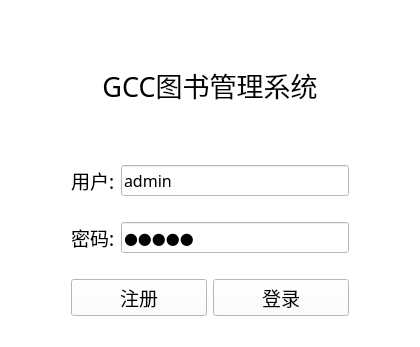
The window that ui/login_window.ui (FortunateRui/BUPTLibraryManagementSystem) describes before a commit, drawn with Qt 5.
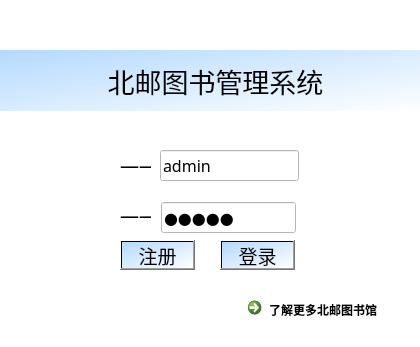
The same window after the commit. Icons and pictures are not drawn.

```diff
--- a/ui/login_window.ui
+++ b/ui/login_window.ui
@@ -16,81 +16,30 @@
   <property name="styleSheet">
    <string notr="true">background-color: rgb(255, 255, 255);</string>
   </property>
-  <layout class="QGridLayout" name="gridLayout">
-   <item row="4" column="1">
-    <spacer name="verticalSpacer">
-     <property name="orientation">
-      <enum>Qt::Vertical</enum>
-     </property>
-     <property name="sizeType">
-      <enum>QSizePolicy::Fixed</enum>
-     </property>
-     <property name="sizeHint" stdset="0">
-      <size>
-       <width>20</width>
-       <height>20</height>
-      </size>
-     </property>
-    </spacer>
-   </item>
-   <item row="3" column="0">
-    <spacer name="horizontalSpacer">
-     <property name="orientation">
-      <enum>Qt::Horizontal</enum>
-     </property>
-     <property name="sizeType">
-      <enum>QSizePolicy::Maximum</enum>
-     </property>
-     <property name="sizeHint" stdset="0">
-      <size>
-       <width>60</width>
-       <height>20</height>
-      </size>
-     </property>
-    </spacer>
-   </item>
-   <item row="2" column="1">
-    <spacer name="verticalSpacer_2">
-     <property name="orientation">
-      <enum>Qt::Vertical</enum>
-     </property>
-     <property name="sizeType">
-      <enum>QSizePolicy::Maximum</enum>
-     </property>
-     <property name="sizeHint" stdset="0">
-      <size>
-       <width>20</width>
-       <height>40</height>
-      </size>
-     </property>
-    </spacer>
-   </item>
-   <item row="0" column="1">
-    <spacer name="verticalSpacer_3">
-     <property name="orientation">
-      <enum>Qt::Vertical</enum>
-     </property>
-     <property name="sizeType">
-      <enum>QSizePolicy::Fixed</enum>
-     </property>
-     <property name="sizeHint" stdset="0">
-      <size>
-       <width>20</width>
-       <height>40</height>
-      </size>
-     </property>
-    </spacer>
-   </item>
-   <item row="1" column="1">
-    <widget class="QLabel" name="label">
+  <widget class="QLabel" name="bigtitle">
+   <property name="geometry">
+    <rect>
+     <x>0</x>
+     <y>50</y>
+     <width>431</width>
+     <height>61</height>
+    </rect>
+   </property>
      <property name="font">
       <font>
-       <family>楷体</family>
+     <family>华文隶书</family>
        <pointsize>20</pointsize>
-      </font>
-     </property>
+     <weight>50</weight>
+     <italic>false</italic>
+     <bold>false</bold>
+    </font>
+   </property>
+   <property name="styleSheet">
+    <string notr="true">background-color: qlineargradient(spread:pad, x1:0, y1:0, x2:1, y2:1, stop:0 rgba(180, 217, 255, 255), stop:1 rgba(255, 255, 255, 255));
+font: 20pt &quot;华文隶书&quot;;</string>
+   </property>
      <property name="text">
-      <string>GCC图书管理系统</string>
+    <string>北邮图书管理系统</string>
      </property>
      <property name="alignment">
       <set>Qt::AlignCenter</set>
@@ -99,81 +48,93 @@
       <bool>false</bool>
      </property>
     </widget>
-   </item>
-   <item row="3" column="1">
-    <layout class="QVBoxLayout" name="verticalLayout">
-     <item>
-      <layout class="QHBoxLayout" name="horizontalLayout">
-       <item>
-        <widget class="QLabel" name="label_2">
-         <property name="font">
-          <font>
-           <family>Agency FB</family>
-           <pointsize>14</pointsize>
-          </font>
+  <widget class="QLabel" name="background">
+   <property name="geometry">
+    <rect>
+     <x>3</x>
+     <y>1</y>
+     <width>411</width>
+     <height>341</height>
+    </rect>
          </property>
          <property name="styleSheet">
-          <string notr="true"/>
+    <string notr="true">background-image: url(:/media/img/wechat_20240525190026(3).jpg);</string>
          </property>
          <property name="text">
-          <string>用户:</string>
-         </property>
-        </widget>
-       </item>
-       <item>
-        <widget class="QLineEdit" name="username_lineEdit">
+    <string/>
+   </property>
+  </widget>
+  <widget class="QCommandLinkButton" name="knowBUPT">
+   <property name="geometry">
+    <rect>
+     <x>240</x>
+     <y>290</y>
+     <width>161</width>
+     <height>41</height>
+    </rect>
+   </property>
+   <property name="styleSheet">
+    <string notr="true">font: 8pt &quot;微软雅黑&quot;;
+border-color: rgb(255, 255, 255);
+background-color: rgb(255, 255, 255);</string>
+   </property>
+   <property name="text">
+    <string>了解更多北邮图书馆</string>
+   </property>
+  </widget>
+  <widget class="QPushButton" name="login_pushButton">
+   <property name="geometry">
+    <rect>
+     <x>220</x>
+     <y>240</y>
+     <width>75</width>
+     <height>30</height>
+    </rect>
+   </property>
          <property name="font">
           <font>
-           <family>宋体</family>
-           <pointsize>12</pointsize>
-           <weight>50</weight>
-           <italic>false</italic>
-           <bold>false</bold>
+     <family>Agency FB</family>
+     <pointsize>14</pointsize>
           </font>
          </property>
          <property name="styleSheet">
-          <string notr="true">font: 12pt &quot;宋体&quot;;</string>
+    <string notr="true">background-color: qlineargradient(spread:pad, x1:0, y1:0, x2:1, y2:1, stop:0 rgba(180, 217, 255, 255), stop:1 rgba(255, 255, 255, 255));</string>
          </property>
          <property name="text">
-          <string>admin</string>
-         </property>
-        </widget>
-       </item>
-      </layout>
-     </item>
-     <item>
-      <spacer name="verticalSpacer_5">
-       <property name="orientation">
-        <enum>Qt::Vertical</enum>
-       </property>
-       <property name="sizeType">
-        <enum>QSizePolicy::Fixed</enum>
-       </property>
-       <property name="sizeHint" stdset="0">
-        <size>
-         <width>20</width>
-         <height>20</height>
-        </size>
-       </property>
-      </spacer>
-     </item>
-     <item>
-      <layout class="QHBoxLayout" name="horizontalLayout_2">
-       <item>
-        <widget class="QLabel" name="label_3">
+    <string>登录</string>
+   </property>
+  </widget>
+  <widget class="QPushButton" name="register_pushButton">
+   <property name="geometry">
+    <rect>
+     <x>120</x>
+     <y>240</y>
+     <width>75</width>
+     <height>30</height>
+    </rect>
+   </property>
          <property name="font">
           <font>
            <family>Agency FB</family>
            <pointsize>14</pointsize>
           </font>
          </property>
+   <property name="styleSheet">
+    <string notr="true">background-color: qlineargradient(spread:pad, x1:0, y1:0, x2:1, y2:1, stop:0 rgba(180, 217, 255, 255), stop:1 rgba(255, 255, 255, 255));</string>
+   </property>
          <property name="text">
-          <string>密码:</string>
-         </property>
-        </widget>
-       </item>
-       <item>
+    <string>注册</string>
+   </property>
+  </widget>
         <widget class="QLineEdit" name="password_lineEdit">
+   <property name="geometry">
+    <rect>
+     <x>161</x>
+     <y>202</y>
+     <width>135</width>
+     <height>31</height>
+    </rect>
+   </property>
          <property name="font">
           <font>
            <family>宋体</family>
@@ -193,75 +154,87 @@
           <enum>QLineEdit::Password</enum>
          </property>
         </widget>
-       </item>
-      </layout>
-     </item>
-     <item>
-      <spacer name="verticalSpacer_4">
-       <property name="orientation">
-        <enum>Qt::Vertical</enum>
-       </property>
-       <property name="sizeType">
-        <enum>QSizePolicy::Fixed</enum>
-       </property>
-       <property name="sizeHint" stdset="0">
-        <size>
-         <width>20</width>
-         <height>20</height>
-        </size>
-       </property>
-      </spacer>
-     </item>
-     <item>
-      <layout class="QHBoxLayout" name="horizontalLayout_3">
-       <item>
-        <widget class="QPushButton" name="register_pushButton">
+  <widget class="QLabel" name="password_picture">
+   <property name="geometry">
+    <rect>
+     <x>120</x>
+     <y>200</y>
+     <width>31</width>
+     <height>31</height>
+    </rect>
+   </property>
          <property name="font">
           <font>
            <family>Agency FB</family>
            <pointsize>14</pointsize>
           </font>
          </property>
+   <property name="styleSheet">
+    <string notr="true">border-image: url(:/media/img/28573c3e022bf47.jpg);</string>
+   </property>
          <property name="text">
-          <string>注册</string>
-         </property>
-        </widget>
-       </item>
-       <item>
-        <widget class="QPushButton" name="login_pushButton">
+    <string>——</string>
+   </property>
+  </widget>
+  <widget class="QLabel" name="username_picture">
+   <property name="geometry">
+    <rect>
+     <x>120</x>
+     <y>150</y>
+     <width>31</width>
+     <height>31</height>
+    </rect>
+   </property>
          <property name="font">
           <font>
            <family>Agency FB</family>
            <pointsize>14</pointsize>
           </font>
          </property>
+   <property name="styleSheet">
+    <string notr="true">border-image: url(:/media/img/user.jpg);</string>
+   </property>
          <property name="text">
-          <string>登录</string>
-         </property>
-        </widget>
-       </item>
-      </layout>
-     </item>
-    </layout>
-   </item>
-   <item row="3" column="2">
-    <spacer name="horizontalSpacer_2">
-     <property name="orientation">
-      <enum>Qt::Horizontal</enum>
-     </property>
-     <property name="sizeType">
-      <enum>QSizePolicy::Maximum</enum>
-     </property>
-     <property name="sizeHint" stdset="0">
-      <size>
-       <width>60</width>
-       <height>20</height>
-      </size>
-     </property>
-    </spacer>
-   </item>
-  </layout>
- </widget>
- <resources/>
+    <string>——</string>
+   </property>
+  </widget>
+  <widget class="QLineEdit" name="username_lineEdit">
+   <property name="geometry">
+    <rect>
+     <x>160</x>
+     <y>150</y>
+     <width>139</width>
+     <height>31</height>
+    </rect>
+   </property>
+   <property name="font">
+    <font>
+     <family>宋体</family>
+     <pointsize>12</pointsize>
+     <weight>50</weight>
+     <italic>false</italic>
+     <bold>false</bold>
+    </font>
+   </property>
+   <property name="styleSheet">
+    <string notr="true">font: 12pt &quot;宋体&quot;;</string>
+   </property>
+   <property name="text">
+    <string>admin</string>
+   </property>
+  </widget>
+  <zorder>background</zorder>
+  <zorder>bigtitle</zorder>
+  <zorder>knowBUPT</zorder>
+  <zorder>login_pushButton</zorder>
+  <zorder>register_pushButton</zorder>
+  <zorder>password_lineEdit</zorder>
+  <zorder>password_picture</zorder>
+  <zorder>username_picture</zorder>
+  <zorder>username_lineEdit</zorder>
+ </widget>
+ <resources>
+  <include location="pictures.qrc"/>
+ </resources>
  <connections/>
 </ui>
```
Lines whose indentation alone changed are shown as unchanged.
